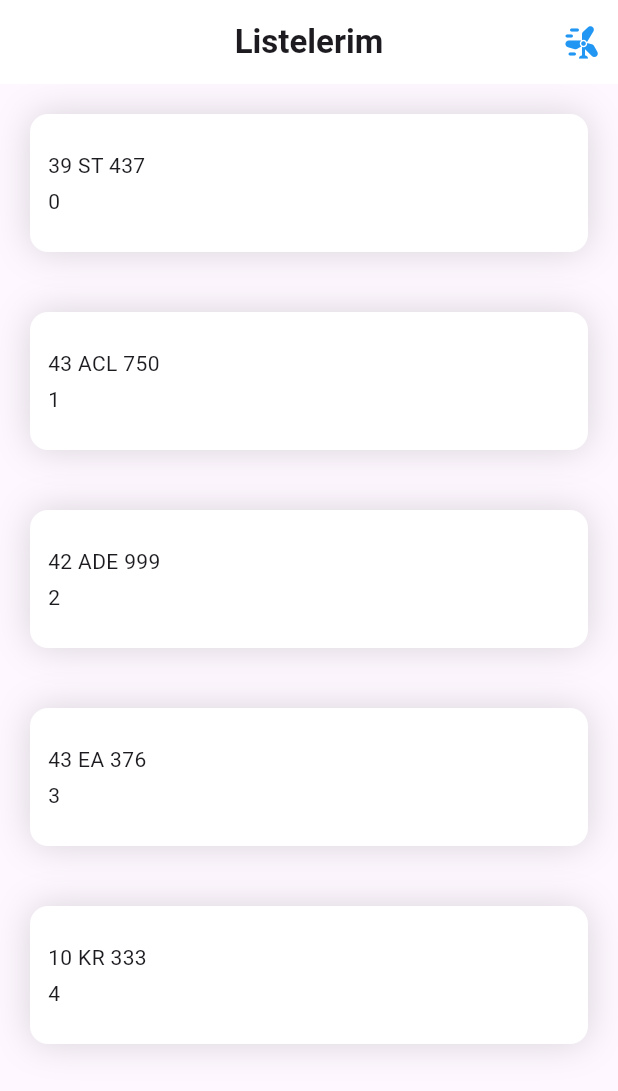
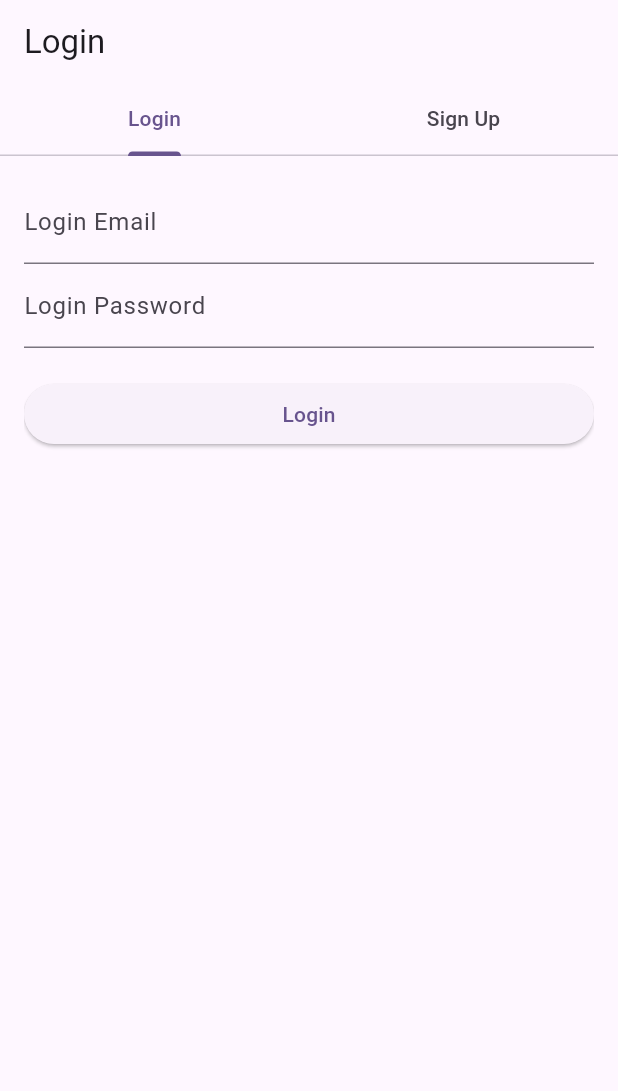
Before and after one commit to VeliDasan/BLoC, a Flutter app: the screen it shows after launch, on a phone screen of 412 x 824 dp. Shown: the top 1091 px of the screen. Run offline on Flutter 3.47's test engine with Material 3 defaults, Android fonts, the phone set to English and light mode, and no system bars; our stand-ins replace bloc, dio, equatable, firebase_auth, firebase_core, flutter_bloc and 2 more; missing offline and left inert: kdgaugeview; accounts and stored records are empty.

Commit message:
firebase

```diff
--- a/lib/main.dart
+++ b/lib/main.dart
@@ -1,13 +1,17 @@
 import 'package:bloc_yapisi/src/blocs/weatherBLoC/weather_bloc.dart';
+import 'package:bloc_yapisi/src/pages/login.dart';
 import 'package:bloc_yapisi/src/repositories/weather_repository.dart';
+import 'package:firebase_core/firebase_core.dart';
 import 'package:flutter/material.dart';
 import 'package:flutter_bloc/flutter_bloc.dart';
 
 import 'src/pages/list.dart';
 
-void main() => runApp(
-      MyApp(),
-    );
+void main() async {
+  WidgetsFlutterBinding.ensureInitialized();
+  await Firebase.initializeApp();
+  runApp(MyApp());
+}
 
 class MyApp extends StatelessWidget {
   @override
@@ -18,7 +22,7 @@ class MyApp extends StatelessWidget {
       theme: ThemeData(
           colorScheme: ColorScheme.fromSeed(seedColor: Colors.deepPurple),
           useMaterial3: true),
-      home: const ListScreen(),
+      home: const Login(),
     );
   }
 }
--- /dev/null
+++ b/lib/src/blocs/loginBLoC/auth_bloc.dart
@@ -0,0 +1,34 @@
+import 'package:bloc_yapisi/src/blocs/loginBLoC/auth_event.dart';
+import 'package:bloc_yapisi/src/blocs/loginBLoC/auth_state.dart';
+import 'package:bloc_yapisi/src/repositories/auth_repository.dart';
+import 'package:flutter_bloc/flutter_bloc.dart';
+
+class AuthBloc extends Bloc<AuthEvent, AuthState> {
+  final AuthRepository authRepository;
+
+  AuthBloc({required this.authRepository}) : super(UnAuthenticated(error: '')) {
+    on<SignUpRequested>((event, emit) async {
+      emit(Loading());
+      try {
+        await authRepository.signUp(email: event.email, password: event.password);
+        emit(SignUpSuccess());
+      } catch (e) {
+        emit(UnAuthenticated(error: e.toString()));
+      }
+    });
+
+    on<LoginRequested>((event, emit) async {
+      emit(Loading());
+      try {
+        bool isAuthenticated = await authRepository.signIn(email: event.email, password: event.password);
+        if (isAuthenticated) {
+          emit(Authenticated());
+        } else {
+          emit(UnAuthenticated(error: 'Invalid email or password'));
+        }
+      } catch (e) {
+        emit(UnAuthenticated(error: e.toString()));
+      }
+    });
+  }
+}
--- /dev/null
+++ b/lib/src/blocs/loginBLoC/auth_event.dart
@@ -0,0 +1,26 @@
+import 'package:equatable/equatable.dart';
+
+abstract class AuthEvent extends Equatable {
+  @override
+  List<Object> get props => [];
+}
+
+class SignUpRequested extends AuthEvent {
+  final String email;
+  final String password;
+
+  SignUpRequested({required this.email, required this.password});
+
+  @override
+  List<Object> get props => [email, password];
+}
+
+class LoginRequested extends AuthEvent {
+  final String email;
+  final String password;
+
+  LoginRequested({required this.email, required this.password});
+
+  @override
+  List<Object> get props => [email, password];
+}
--- /dev/null
+++ b/lib/src/blocs/loginBLoC/auth_state.dart
@@ -0,0 +1,30 @@
+import 'package:equatable/equatable.dart';
+
+abstract class AuthState extends Equatable {
+  @override
+  List<Object> get props => [];
+}
+
+class Loading extends AuthState {
+  @override
+  List<Object> get props => [];
+}
+
+class Authenticated extends AuthState {
+  @override
+  List<Object> get props => [];
+}
+
+class UnAuthenticated extends AuthState {
+  final String error;
+
+  UnAuthenticated({required this.error});
+
+  @override
+  List<Object> get props => [error];
+}
+
+class SignUpSuccess extends AuthState {
+  @override
+  List<Object> get props => [];
+}
--- /dev/null
+++ b/lib/src/pages/login.dart
@@ -0,0 +1,149 @@
+import 'package:bloc_yapisi/src/blocs/loginBLoC/auth_bloc.dart';
+import 'package:bloc_yapisi/src/blocs/loginBLoC/auth_event.dart';
+import 'package:bloc_yapisi/src/blocs/loginBLoC/auth_state.dart';
+import 'package:bloc_yapisi/src/elements/pageLoading.dart';
+import 'package:bloc_yapisi/src/pages/list.dart';
+import 'package:bloc_yapisi/src/repositories/auth_repository.dart';
+import 'package:flutter/material.dart';
+import 'package:flutter_bloc/flutter_bloc.dart';
+
+class Login extends StatelessWidget {
+  const Login({super.key});
+
+  @override
+  Widget build(BuildContext context) {
+    return RepositoryProvider(
+      create: (context) => AuthRepository(),
+      child: BlocProvider(
+        create: (context) => AuthBloc(
+          authRepository: RepositoryProvider.of<AuthRepository>(context),
+        ),
+        child: DefaultTabController(
+          length: 2,
+          child: Scaffold(
+            appBar: AppBar(
+              title: const Text('Login'),
+              bottom: const TabBar(
+                tabs: [
+                  Tab(text: 'Login'),
+                  Tab(text: 'Sign Up'),
+                ],
+              ),
+            ),
+            body: BlocListener<AuthBloc, AuthState>(
+              listener: (context, state) {
+                if (state is Authenticated) {
+                  Navigator.push(
+                    context,
+                    MaterialPageRoute(
+                      builder: (context) => const ListScreen(),
+                    ),
+                  );
+                }
+                if (state is UnAuthenticated) {
+                  ScaffoldMessenger.of(context).showSnackBar(
+                    SnackBar(content: Text('Error: ${state.error}')),
+                  );
+                }
+                if (state is SignUpSuccess) {
+                  ScaffoldMessenger.of(context).showSnackBar(
+                    const SnackBar(content: Text('Sign Up Successful')),
+                  );
+                }
+              },
+              child: Padding(
+                padding: const EdgeInsets.all(16.0),
+                child: TabBarView(
+                  children: [
+                    _buildLoginTab(context),
+                    _buildSignUpTab(context),
+                  ],
+                ),
+              ),
+            ),
+          ),
+        ),
+      ),
+    );
+  }
+
+  Widget _buildLoginTab(BuildContext context) {
+    final TextEditingController _loginEmailController =
+    TextEditingController();
+    final TextEditingController _loginPasswordController =
+    TextEditingController();
+
+    return Column(
+      crossAxisAlignment: CrossAxisAlignment.stretch,
+      children: [
+        TextField(
+          controller: _loginEmailController,
+          decoration: const InputDecoration(labelText: 'Login Email'),
+        ),
+        TextField(
+          controller: _loginPasswordController,
+          decoration: const InputDecoration(labelText: 'Login Password'),
+          obscureText: true,
+        ),
+        const SizedBox(height: 20),
+        BlocBuilder<AuthBloc, AuthState>(
+          builder: (context, state) {
+            if (state is Loading) {
+              return pageLoading();
+            }
+            return ElevatedButton(
+              onPressed: () {
+                final email = _loginEmailController.text;
+                final password = _loginPasswordController.text;
+                context
+                    .read<AuthBloc>()
+                    .add(LoginRequested(email: email, password: password));
+              },
+              child: const Text('Login'),
+            );
+          },
+        ),
+      ],
+    );
+  }
+
+  Widget _buildSignUpTab(BuildContext context) {
+    final TextEditingController _signUpEmailController =
+    TextEditingController();
+    final TextEditingController _signUpPasswordController =
+    TextEditingController();
+
+    return Column(
+      crossAxisAlignment: CrossAxisAlignment.stretch,
+      children: [
+        TextField(
+          controller: _signUpEmailController,
+          decoration: const InputDecoration(labelText: 'Sign Up Email'),
+        ),
+        TextField(
+          controller: _signUpPasswordController,
+          decoration: const InputDecoration(labelText: 'Sign Up Password'),
+          obscureText: true,
+        ),
+        const SizedBox(height: 20),
+        BlocBuilder<AuthBloc, AuthState>(
+          builder: (context, state) {
+            if (state is Loading) {
+              return pageLoading();
+            }
+            return ElevatedButton(
+              onPressed: () {
+                final email = _signUpEmailController.text;
+                final password = _signUpPasswordController.text;
+                context
+                    .read<AuthBloc>()
+                    .add(SignUpRequested(email: email, password: password));
+              },
+              child: const Text('Sign Up'),
+            );
+          },
+        ),
+      ],
+    );
+  }
+}
--- /dev/null
+++ b/lib/src/repositories/auth_repository.dart
@@ -0,0 +1,33 @@
+import 'package:firebase_auth/firebase_auth.dart';
+
+class AuthRepository {
+  final FirebaseAuth _firebaseAuth = FirebaseAuth.instance;
+
+  Future<void> signUp({required String email, required String password}) async {
+    try {
+      await _firebaseAuth.createUserWithEmailAndPassword(email: email, password: password);
+    } on FirebaseAuthException catch (e) {
+      if (e.code == 'weak-password') {
+        throw Exception('This password is too weak');
+      } else if (e.code == 'email-already-in-use') {
+        throw Exception('The email address is already in use');
+      }
+    } catch (e) {
+      throw Exception(e.toString());
+    }
+  }
+
+  Future<bool> signIn({required String email, required String password}) async {
+    try {
+      await _firebaseAuth.signInWithEmailAndPassword(email: email, password: password);
+      return true;
+    } on FirebaseAuthException catch (e) {
+      if (e.code == 'user-not-found' || e.code == 'wrong-password') {
+        return false;
+      }
+      throw Exception(e.toString());
+    } catch (e) {
+      throw Exception(e.toString());
+    }
+  }
+}
--- a/pubspec.yaml
+++ b/pubspec.yaml
@@ -16,6 +16,9 @@ dependencies:
   google_maps_flutter:
   kdgaugeview:
   syncfusion_flutter_gauges:
+  cloud_firestore:
+  firebase_core:
+  firebase_auth:
 
 dev_dependencies:
   flutter_test:
```
Also changed, not shown: pubspec.lock, 3 other files.
